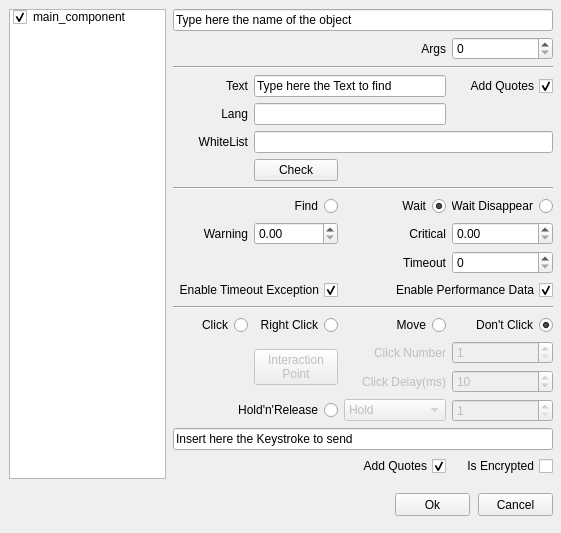
alyvix/alyvix, file alyvix/extra/robotide/qt_ui/alyvix_text_finder_properties_view.ui: the form before one commit.
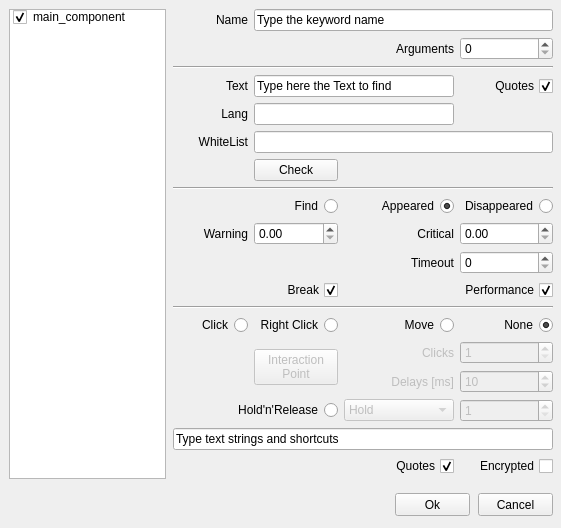
The form after the commit.

Diff of the .ui file:
```diff
--- a/alyvix/extra/robotide/qt_ui/alyvix_text_finder_properties_view.ui
+++ b/alyvix/extra/robotide/qt_ui/alyvix_text_finder_properties_view.ui
@@ -7,7 +7,7 @@
     <x>0</x>
     <y>0</y>
     <width>561</width>
-    <height>533</height>
+    <height>528</height>
    </rect>
   </property>
   <property name="windowTitle">
@@ -572,7 +572,7 @@
         <enum>Qt::RightToLeft</enum>
        </property>
        <property name="text">
-        <string>Wait</string>
+        <string>Appeared</string>
        </property>
        <property name="checked">
         <bool>true</bool>
@@ -588,7 +588,7 @@
         <enum>Qt::RightToLeft</enum>
        </property>
        <property name="text">
-        <string>Is Encrypted</string>
+        <string>Encrypted</string>
        </property>
        <property name="checked">
         <bool>false</bool>
@@ -648,7 +648,7 @@
         <enum>Qt::RightToLeft</enum>
        </property>
        <property name="text">
-        <string>Don't Click</string>
+        <string>None</string>
        </property>
        <property name="checked">
         <bool>true</bool>
@@ -664,7 +664,7 @@
         <bool>false</bool>
        </property>
        <property name="text">
-        <string>Click Number</string>
+        <string>Clicks</string>
        </property>
        <property name="alignment">
         <set>Qt::AlignRight|Qt::AlignTrailing|Qt::AlignVCenter</set>
@@ -690,27 +690,20 @@
         <bool>false</bool>
        </property>
        <property name="text">
-        <string>Click Delay(ms)</string>
+        <string>Delays [ms]</string>
        </property>
        <property name="alignment">
         <set>Qt::AlignRight|Qt::AlignTrailing|Qt::AlignVCenter</set>
        </property>
       </widget>
      </item>
-     <item row="0" column="0" colspan="4">
-      <widget class="QLineEdit" name="namelineedit">
-       <property name="text">
-        <string>Type here the name of the object</string>
-       </property>
-      </widget>
-     </item>
      <item row="3" column="3">
       <widget class="QCheckBox" name="add_quotes_ocr">
        <property name="layoutDirection">
         <enum>Qt::RightToLeft</enum>
        </property>
        <property name="text">
-        <string>Add Quotes</string>
+        <string>Quotes</string>
        </property>
        <property name="checked">
         <bool>true</bool>
@@ -723,7 +716,7 @@
         <enum>Qt::RightToLeft</enum>
        </property>
        <property name="text">
-        <string>Add Quotes</string>
+        <string>Quotes</string>
        </property>
        <property name="checked">
         <bool>true</bool>
@@ -825,7 +818,7 @@
      <item row="18" column="0" colspan="4">
       <widget class="QLineEdit" name="inserttext">
        <property name="text">
-        <string>Insert here the Keystroke to send</string>
+        <string>Type text strings and shortcuts</string>
        </property>
       </widget>
      </item>
@@ -912,7 +905,7 @@
         <enum>Qt::RightToLeft</enum>
        </property>
        <property name="text">
-        <string>Wait Disappear</string>
+        <string>Disappeared</string>
        </property>
        <property name="checked">
         <bool>false</bool>
@@ -948,7 +941,7 @@
      <item row="1" column="2">
       <widget class="QLabel" name="labelArgs">
        <property name="text">
-        <string>Args</string>
+        <string>Arguments</string>
        </property>
        <property name="alignment">
         <set>Qt::AlignRight|Qt::AlignTrailing|Qt::AlignVCenter</set>
@@ -998,7 +991,7 @@
         <enum>Qt::RightToLeft</enum>
        </property>
        <property name="text">
-        <string>Enable Timeout Exception</string>
+        <string>Break</string>
        </property>
        <property name="checked">
         <bool>true</bool>
@@ -1011,13 +1004,33 @@
         <enum>Qt::RightToLeft</enum>
        </property>
        <property name="text">
-        <string>Enable Performance Data</string>
+        <string>Performance</string>
        </property>
        <property name="checked">
         <bool>true</bool>
        </property>
       </widget>
      </item>
+     <item row="0" column="1" colspan="3">
+      <widget class="QLineEdit" name="namelineedit">
+       <property name="text">
+        <string>Type the keyword name</string>
+       </property>
+      </widget>
+     </item>
+     <item row="0" column="0">
+      <widget class="QLabel" name="labelName">
+       <property name="layoutDirection">
+        <enum>Qt::LeftToRight</enum>
+       </property>
+       <property name="text">
+        <string>Name</string>
+       </property>
+       <property name="alignment">
+        <set>Qt::AlignRight|Qt::AlignTrailing|Qt::AlignVCenter</set>
+       </property>
+      </widget>
+     </item>
     </layout>
    </widget>
   </widget>
```
Left out of the diff: 500 changed lines with no effect on the pictures.
